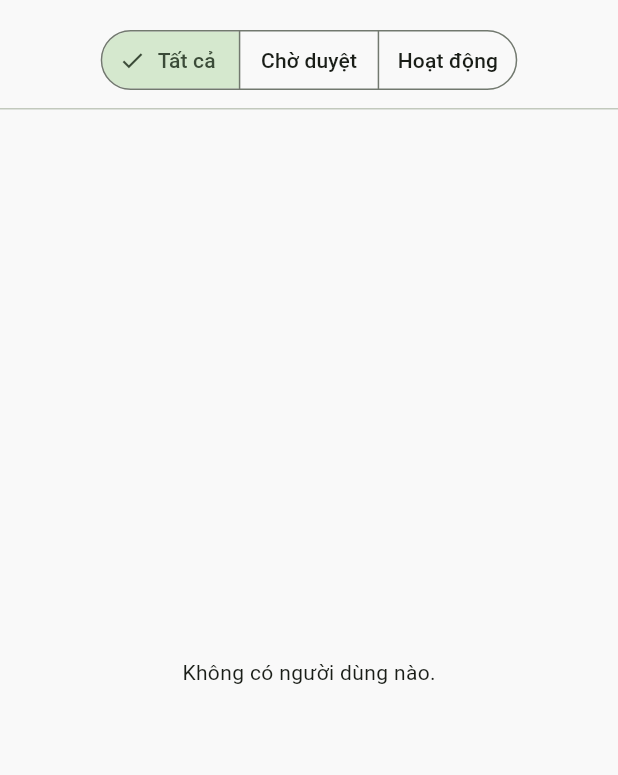
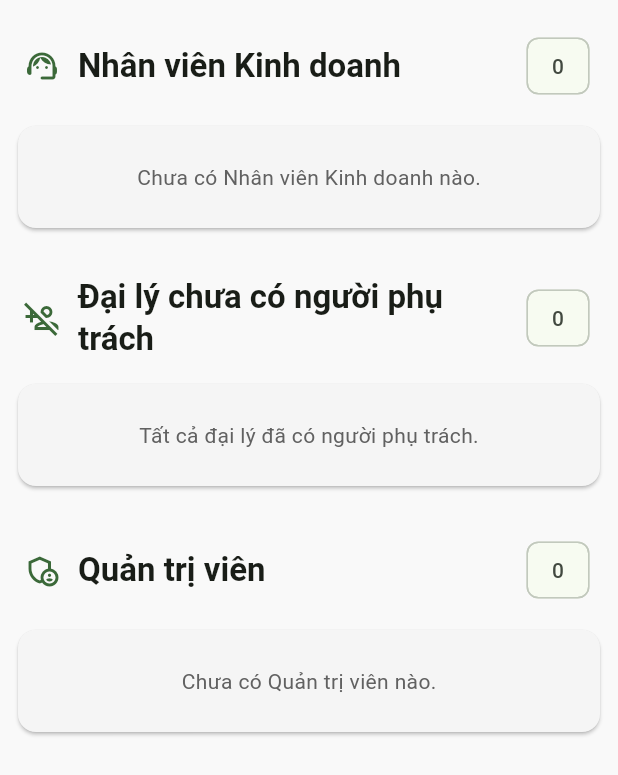
Before and after one commit to tuanminh2409bn/piv_app, a Flutter app: the AdminUsersView widget shown alone on an empty page, opened directly, on a phone screen of 412 x 824 dp. Shown: the top 775 px of the screen. Run offline on Flutter 3.47's test engine with Material 3 defaults, Android fonts, the phone set to English and light mode, and no system bars; our stand-ins replace bloc, carousel_slider, cloud_firestore, cloud_functions, dartz, equatable and 10 more; missing offline and left inert: flutter_facebook_auth, flutter_inappwebview, mobile_scanner; accounts and stored records are empty.

Commit message:
Nang cap thanh cong tinh nang quan ly nguoi dung cua tai khoan Admin

```diff
--- a/lib/features/admin/presentation/bloc/admin_users_cubit.dart
+++ b/lib/features/admin/presentation/bloc/admin_users_cubit.dart
@@ -2,7 +2,6 @@ import 'package:bloc/bloc.dart';
 import 'package:equatable/equatable.dart';
 import 'package:piv_app/data/models/user_model.dart';
 import 'package:piv_app/features/admin/domain/repositories/admin_repository.dart';
-import 'dart:developer' as developer;
 
 part 'admin_users_state.dart';
 
@@ -13,56 +12,63 @@ class AdminUsersCubit extends Cubit<AdminUsersState> {
       : _adminRepository = adminRepository,
         super(const AdminUsersState());
 
-  /// Tải tất cả người dùng trong hệ thống
-  Future<void> fetchAllUsers() async {
+  /// Lấy tất cả người dùng và phân loại họ vào các nhóm tương ứng.
+  Future<void> fetchAndGroupUsers() async {
     emit(state.copyWith(status: AdminUsersStatus.loading));
-    developer.log('AdminUsersCubit: Fetching all users...', name: 'AdminUsersCubit');
 
-    final result = await _adminRepository.getAllUsers();
+    final result = await _adminRepository.getAllUsers(); // Dùng hàm có sẵn trong repo của bạn
 
     result.fold(
           (failure) {
         emit(state.copyWith(status: AdminUsersStatus.error, errorMessage: failure.message));
       },
-          (users) {
-        // Sau khi tải, áp dụng lại bộ lọc hiện tại
+          (allUsers) {
+        // --- LOGIC PHÂN LOẠI VÀ ĐẾM ---
+        final List<UserModel> reps = [];
+        final List<UserModel> agents = [];
+        final List<UserModel> admins = [];
+
+        for (final user in allUsers) {
+          if (user.isSalesRep) {
+            reps.add(user);
+          } else if (user.isAdmin) {
+            admins.add(user);
+          } else {
+            agents.add(user);
+          }
+        }
+
+        final agentCounts = <String, int>{};
+        for (final agent in agents) {
+          if (agent.salesRepId != null && agent.salesRepId!.isNotEmpty) {
+            agentCounts[agent.salesRepId!] = (agentCounts[agent.salesRepId] ?? 0) + 1;
+          }
+        }
+
+        final List<SalesRepWithAgentCount> salesRepsWithCount = reps.map((rep) {
+          return (rep, agentCounts[rep.id] ?? 0);
+        }).toList();
+
+        final unassigned = agents.where((agent) => agent.salesRepId == null || agent.salesRepId!.isEmpty).toList();
+
         emit(state.copyWith(
           status: AdminUsersStatus.success,
-          allUsers: users,
+          salesReps: salesRepsWithCount,
+          unassignedAgents: unassigned,
+          admins: admins,
         ));
-        filterUsers(state.currentFilter);
       },
     );
   }
 
-  /// Cập nhật vai trò và trạng thái của người dùng
-  Future<void> updateUser(String userId, String newRole, String newStatus) async {
-    // Không emit loading để tránh giật màn hình
-    final result = await _adminRepository.updateUser(userId, newRole, newStatus);
+  /// Cập nhật người dùng và tải lại toàn bộ danh sách.
+  Future<void> updateUser(String userId, String role, String status) async {
+    final result = await _adminRepository.updateUser(userId, role, status);
     result.fold(
           (failure) {
         emit(state.copyWith(status: AdminUsersStatus.error, errorMessage: failure.message));
       },
-          (_) {
-        // Tải lại toàn bộ danh sách để đảm bảo dữ liệu mới nhất
-        fetchAllUsers();
-      },
+          (_) => fetchAndGroupUsers(),
     );
   }
-
-  /// Lọc danh sách người dùng theo trạng thái
-  void filterUsers(String filter) {
-    List<UserModel> filteredList;
-    switch (filter) {
-      case 'pending_approval':
-        filteredList = state.allUsers.where((user) => user.status == 'pending_approval').toList();
-        break;
-      case 'active':
-        filteredList = state.allUsers.where((user) => user.status == 'active').toList();
-        break;
-      default: // 'all'
-        filteredList = state.allUsers;
-    }
-    emit(state.copyWith(filteredUsers: filteredList, currentFilter: filter));
-  }
 }
--- a/lib/features/admin/presentation/bloc/admin_users_state.dart
+++ b/lib/features/admin/presentation/bloc/admin_users_state.dart
@@ -2,40 +2,40 @@ part of 'admin_users_cubit.dart';
 
 enum AdminUsersStatus { initial, loading, success, error }
 
+// Dùng record để nhóm NVKD và số lượng đại lý của họ
+typedef SalesRepWithAgentCount = (UserModel salesRep, int agentCount);
+
 class AdminUsersState extends Equatable {
-  final AdminUsersStatus status;
-  // Danh sách đầy đủ tất cả người dùng
-  final List<UserModel> allUsers;
-  // Danh sách người dùng đã được lọc (dựa trên tìm kiếm hoặc bộ lọc trạng thái)
-  final List<UserModel> filteredUsers;
-  final String? errorMessage;
-  // Trạng thái bộ lọc hiện tại, ví dụ: 'all', 'pending_approval'
-  final String currentFilter;
-
   const AdminUsersState({
     this.status = AdminUsersStatus.initial,
-    this.allUsers = const [],
-    this.filteredUsers = const [],
+    this.salesReps = const [],
+    this.unassignedAgents = const [],
+    this.admins = const [],
     this.errorMessage,
-    this.currentFilter = 'all',
   });
 
-  @override
-  List<Object?> get props => [status, allUsers, filteredUsers, errorMessage, currentFilter];
+  final AdminUsersStatus status;
+  final List<SalesRepWithAgentCount> salesReps;
+  final List<UserModel> unassignedAgents;
+  final List<UserModel> admins;
+  final String? errorMessage;
 
   AdminUsersState copyWith({
     AdminUsersStatus? status,
-    List<UserModel>? allUsers,
-    List<UserModel>? filteredUsers,
+    List<SalesRepWithAgentCount>? salesReps,
+    List<UserModel>? unassignedAgents,
+    List<UserModel>? admins,
     String? errorMessage,
-    String? currentFilter,
   }) {
     return AdminUsersState(
       status: status ?? this.status,
-      allUsers: allUsers ?? this.allUsers,
-      filteredUsers: filteredUsers ?? this.filteredUsers,
+      salesReps: salesReps ?? this.salesReps,
+      unassignedAgents: unassignedAgents ?? this.unassignedAgents,
+      admins: admins ?? this.admins,
       errorMessage: errorMessage ?? this.errorMessage,
-      currentFilter: currentFilter ?? this.currentFilter,
     );
   }
+
+  @override
+  List<Object?> get props => [status, salesReps, unassignedAgents, admins, errorMessage];
 }
--- a/lib/features/admin/presentation/pages/admin_users_page.dart
+++ b/lib/features/admin/presentation/pages/admin_users_page.dart
@@ -1,10 +1,10 @@
-// lib/features/admin/presentation/pages/admin_users_page.dart
-
 import 'package:flutter/material.dart';
 import 'package:flutter_bloc/flutter_bloc.dart';
 import 'package:piv_app/core/di/injection_container.dart';
 import 'package:piv_app/data/models/user_model.dart';
 import 'package:piv_app/features/admin/presentation/bloc/admin_users_cubit.dart';
+import 'package:piv_app/features/admin/presentation/pages/sales_rep_agents_page.dart';
+import 'package:piv_app/features/auth/presentation/bloc/auth_bloc.dart';
 
 class AdminUsersPage extends StatelessWidget {
   const AdminUsersPage({super.key});
@@ -12,10 +12,17 @@ class AdminUsersPage extends StatelessWidget {
   @override
   Widget build(BuildContext context) {
     return BlocProvider(
-      create: (_) => sl<AdminUsersCubit>()..fetchAllUsers(),
+      create: (_) => sl<AdminUsersCubit>()..fetchAndGroupUsers(),
       child: Scaffold(
         appBar: AppBar(
           title: const Text('Quản lý Người dùng'),
+          actions: [
+            IconButton(
+              icon: const Icon(Icons.refresh),
+              tooltip: 'Tải lại',
+              onPressed: () => context.read<AdminUsersCubit>().fetchAndGroupUsers(),
+            ),
+          ],
         ),
         body: const AdminUsersView(),
       ),
@@ -26,84 +33,151 @@ class AdminUsersPage extends StatelessWidget {
 class AdminUsersView extends StatelessWidget {
   const AdminUsersView({super.key});
 
-  (Color, String) _getStatusInfo(String status, BuildContext context) {
-    switch (status) {
-      case 'pending_approval': return (Colors.orange.shade700, 'Chờ duyệt');
-      case 'active': return (Theme.of(context).colorScheme.primary, 'Hoạt động');
-      case 'suspended': return (Colors.red.shade700, 'Bị khóa');
-      default: return (Colors.grey.shade700, 'Không xác định');
+  @override
+  Widget build(BuildContext context) {
+    // Lấy ID của Admin đang đăng nhập
+    final authState = context.watch<AuthBloc>().state;
+    final currentAdminId = (authState is AuthAuthenticated) ? authState.user.id : '';
+
+    return BlocBuilder<AdminUsersCubit, AdminUsersState>(
+      builder: (context, state) {
+        if (state.status == AdminUsersStatus.loading) {
+          return const Center(child: CircularProgressIndicator());
         }
+        if (state.status == AdminUsersStatus.error) {
+          return Center(child: Text(state.errorMessage ?? 'Có lỗi xảy ra'));
         }
 
-  @override
-  Widget build(BuildContext context) {
-    return Column(
+        return RefreshIndicator(
+          onRefresh: () => context.read<AdminUsersCubit>().fetchAndGroupUsers(),
+          child: ListView(
+            padding: const EdgeInsets.all(8.0),
             children: [
-        BlocBuilder<AdminUsersCubit, AdminUsersState>(
-          buildWhen: (previous, current) => previous.currentFilter != current.currentFilter,
-          builder: (context, state) {
+              _buildSectionHeader(context, 'Nhân viên Kinh doanh', Icons.support_agent_rounded, count: state.salesReps.length),
+              _buildSalesRepsList(context, state.salesReps, currentAdminId),
+              const SizedBox(height: 16),
+              _buildSectionHeader(context, 'Đại lý chưa có người phụ trách', Icons.person_add_disabled_outlined, count: state.unassignedAgents.length),
+              _buildUnassignedAgentsList(context, state.unassignedAgents, currentAdminId),
+              const SizedBox(height: 16),
+              _buildSectionHeader(context, 'Quản trị viên', Icons.admin_panel_settings_outlined, count: state.admins.length),
+              _buildAdminsList(context, state.admins, currentAdminId),
+            ],
+          ),
+        );
+      },
+    );
+  }
+
+  // --- CÁC HÀM HELPER ĐỂ DỰNG GIAO DIỆN ---
+
+  Widget _buildSectionHeader(BuildContext context, String title, IconData icon, {required int count}) {
     return Padding(
-              padding: const EdgeInsets.fromLTRB(16, 16, 16, 8),
-              child: SegmentedButton<String>(
-                segments: const <ButtonSegment<String>>[
-                  ButtonSegment<String>(value: 'all', label: Text('Tất cả')),
-                  ButtonSegment<String>(value: 'pending_approval', label: Text('Chờ duyệt')),
-                  ButtonSegment<String>(value: 'active', label: Text('Hoạt động')),
+      padding: const EdgeInsets.symmetric(horizontal: 8.0, vertical: 12.0),
+      child: Row(
+        children: [
+          Icon(icon, color: Theme.of(context).colorScheme.primary),
+          const SizedBox(width: 12),
+          Expanded(
+            child: Text(
+              title,
+              style: Theme.of(context).textTheme.titleLarge?.copyWith(fontWeight: FontWeight.bold),
+            ),
+          ),
+          const SizedBox(width: 8),
+          Chip(label: Text('$count')),
         ],
-                selected: <String>{state.currentFilter},
-                onSelectionChanged: (Set<String> newSelection) {
-                  context.read<AdminUsersCubit>().filterUsers(newSelection.first);
+      ),
+    );
+  }
+
+  Widget _buildSalesRepsList(BuildContext context, List<SalesRepWithAgentCount> salesReps, String currentAdminId) {
+    if (salesReps.isEmpty) return const _EmptyStateCard(message: 'Chưa có Nhân viên Kinh doanh nào.');
+    return ListView.builder(
+      shrinkWrap: true,
+      physics: const NeverScrollableScrollPhysics(),
+      itemCount: salesReps.length,
+      itemBuilder: (context, index) {
+        final item = salesReps[index];
+        final salesRep = item.$1;
+        final agentCount = item.$2;
+        return Card(
+          child: ListTile(
+            leading: CircleAvatar(child: Text(salesRep.displayName?[0].toUpperCase() ?? 'N')),
+            title: Text(salesRep.displayName ?? 'Chưa có tên', style: const TextStyle(fontWeight: FontWeight.bold)),
+            subtitle: Text(salesRep.email ?? 'Chưa có email'),
+            trailing: Chip(
+              label: Text('$agentCount Đại lý'),
+              avatar: const Icon(Icons.people_alt_outlined, size: 16),
+            ),
+            onTap: () {
+              Navigator.of(context).push(MaterialPageRoute(
+                builder: (_) => SalesRepAgentsPage(salesRep: salesRep),
+              ));
+            },
+            onLongPress: () => _showEditUserDialog(context, salesRep),
+          ),
+        );
+      },
+    );
+  }
+
+  Widget _buildUnassignedAgentsList(BuildContext context, List<UserModel> agents, String currentAdminId) {
+    if (agents.isEmpty) return const _EmptyStateCard(message: 'Tất cả đại lý đã có người phụ trách.');
+    return ListView.builder(
+      shrinkWrap: true,
+      physics: const NeverScrollableScrollPhysics(),
+      itemCount: agents.length,
+      itemBuilder: (context, index) {
+        final agent = agents[index];
+        return Card(
+          color: Colors.orange.shade50,
+          child: ListTile(
+            leading: CircleAvatar(backgroundColor: Colors.orange.shade100, child: const Icon(Icons.person_outline, color: Colors.orange)),
+            title: Text(agent.displayName ?? 'Chưa có tên'),
+            subtitle: Text(agent.email ?? 'Chưa có email'),
+            trailing: const Icon(Icons.arrow_forward_ios, size: 16),
+            onTap: () => _showEditUserDialog(context, agent),
+          ),
+        );
+      },
+    );
+  }
+
+  Widget _buildAdminsList(BuildContext context, List<UserModel> admins, String currentAdminId) {
+    if (admins.isEmpty) return const _EmptyStateCard(message: 'Chưa có Quản trị viên nào.');
+    return ListView.builder(
+      shrinkWrap: true,
+      physics: const NeverScrollableScrollPhysics(),
+      itemCount: admins.length,
+      itemBuilder: (context, index) {
+        final admin = admins[index];
+        final isSelf = admin.id == currentAdminId;
+
+        return Card(
+          child: ListTile(
+            leading: CircleAvatar(backgroundColor: Colors.blue.shade50, child: const Icon(Icons.security, color: Colors.blue)),
+            title: Text(admin.displayName ?? 'Chưa có tên'),
+            subtitle: Text(admin.email ?? 'Chưa có email'),
+            trailing: isSelf ? const Chip(label: Text('BẠN')) : null,
+            onTap: () {
+              if (isSelf) {
+                ScaffoldMessenger.of(context).showSnackBar(
+                  const SnackBar(
+                    content: Text('Bạn không thể tự sửa vai trò và trạng thái của chính mình.'),
+                    backgroundColor: Colors.orange,
+                  ),
+                );
+              } else {
+                _showEditUserDialog(context, admin);
+              }
             },
           ),
         );
       },
-        ),
-        const Divider(height: 1),
-        Expanded(
-          child: BlocBuilder<AdminUsersCubit, AdminUsersState>(
-            builder: (context, state) {
-              if (state.status == AdminUsersStatus.loading) {
-                return const Center(child: CircularProgressIndicator());
-              }
-              if (state.filteredUsers.isEmpty) {
-                return const Center(child: Text('Không có người dùng nào.'));
-              }
-
-              return RefreshIndicator(
-                onRefresh: () async => context.read<AdminUsersCubit>().fetchAllUsers(),
-                child: ListView.separated(
-                  itemCount: state.filteredUsers.length,
-                  separatorBuilder: (_, __) => const Divider(height: 0, indent: 16),
-                  itemBuilder: (context, index) {
-                    final user = state.filteredUsers[index];
-                    final statusInfo = _getStatusInfo(user.status, context);
-                    return ListTile(
-                      title: Text(user.displayName ?? 'Chưa có tên', style: const TextStyle(fontWeight: FontWeight.bold)),
-                      subtitle: Text(user.email ?? 'Không có email'),
-                      trailing: Row(
-                        mainAxisSize: MainAxisSize.min,
-                        children: [
-                          Container(
-                            padding: const EdgeInsets.symmetric(horizontal: 8, vertical: 4),
-                            decoration: BoxDecoration(color: statusInfo.$1.withOpacity(0.15), borderRadius: BorderRadius.circular(12)),
-                            child: Text(statusInfo.$2, style: TextStyle(color: statusInfo.$1, fontSize: 12, fontWeight: FontWeight.w500)),
-                          ),
-                          const SizedBox(width: 8),
-                          const Icon(Icons.arrow_forward_ios, size: 16, color: Colors.grey),
-                        ],
-                      ),
-                      onTap: () => _showEditUserDialog(context, user),
-                    );
-                  },
-                ),
-              );
-            },
-          ),
-        ),
-      ],
     );
   }
 
+  // ‼️ HÀM HELPER ĐÃ ĐƯỢC BỔ SUNG ĐẦY ĐỦ ‼️
   void _showEditUserDialog(BuildContext parentContext, UserModel user) {
     final cubit = parentContext.read<AdminUsersCubit>();
     String selectedRole = user.role;
@@ -179,3 +253,20 @@ class AdminUsersView extends StatelessWidget {
     );
   }
 }
+
+// ‼️ CLASS _EmptyStateCard ĐÃ ĐƯỢC ĐỊNH NGHĨA ĐÚNG ‼️
+class _EmptyStateCard extends StatelessWidget {
+  const _EmptyStateCard({required this.message});
+  final String message;
+
+  @override
+  Widget build(BuildContext context) {
+    return Card(
+      color: Colors.grey.shade100,
+      child: Padding(
+        padding: const EdgeInsets.all(24.0),
+        child: Center(child: Text(message, style: TextStyle(color: Colors.grey.shade700))),
+      ),
+    );
+  }
+}
```
Also changed, not shown: lib/features/admin/presentation/pages/sales_rep_agents_page.dart (added, +50 -0 lines). Lines whose indentation alone changed are shown as unchanged.
